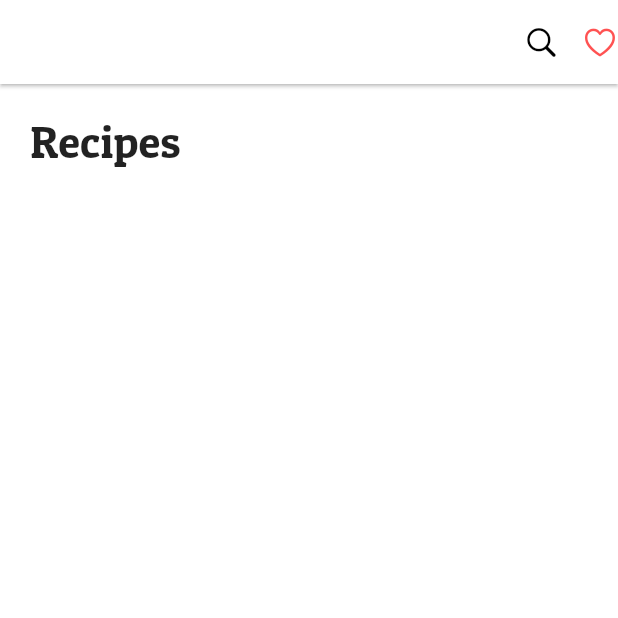
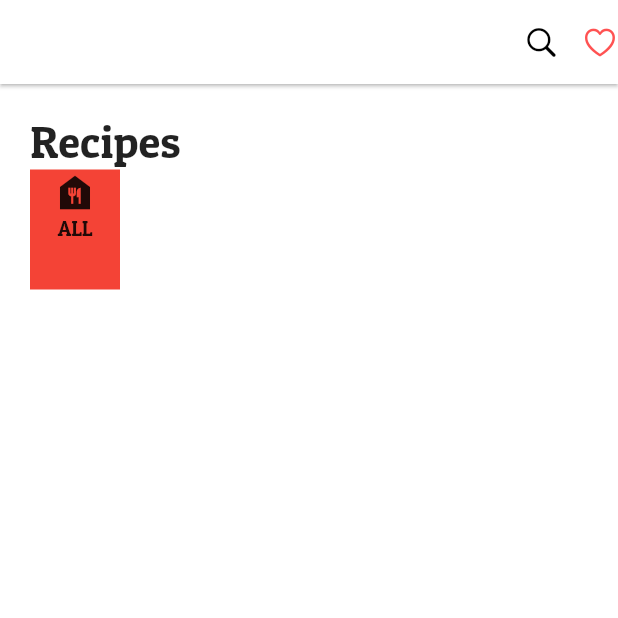
Before and after one commit to KIMINJOONG/flutter_recipe, a Flutter app: the screen it shows after launch, on a phone screen of 412 x 824 dp, the top half of it. Run offline on Flutter 3.47's test engine with Material 2 defaults, Android fonts, the phone set to English and light mode, and no system bars.

Commit message:
6-1 container 디자인

```diff
--- a/lib/components/recipe_menu.dart
+++ b/lib/components/recipe_menu.dart
@@ -5,6 +5,23 @@ class RecipeMenu extends StatelessWidget {
 
   @override
   Widget build(BuildContext context) {
-    return Container();
+    return Row(
+      children: [
+        Container(
+          color: Colors.red,
+          width: 60,
+          height: 80,
+          decoration: BoxDecoration(
+            border: Border(),
+          ),
+          child: Column(
+            children: [
+              Icon(Icons.food_bank, size: 30,),
+              Text("ALL")
+            ],
+          ),
+        )
+      ],
+    );
   }
 }
```
